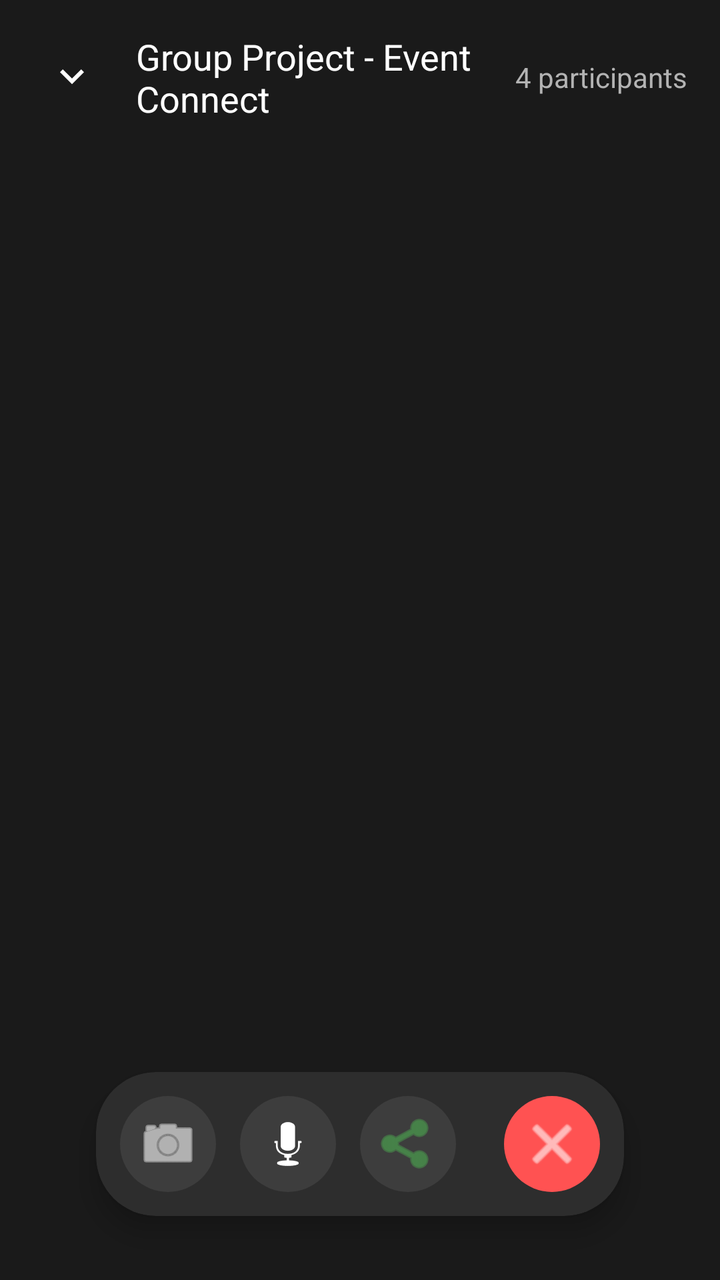
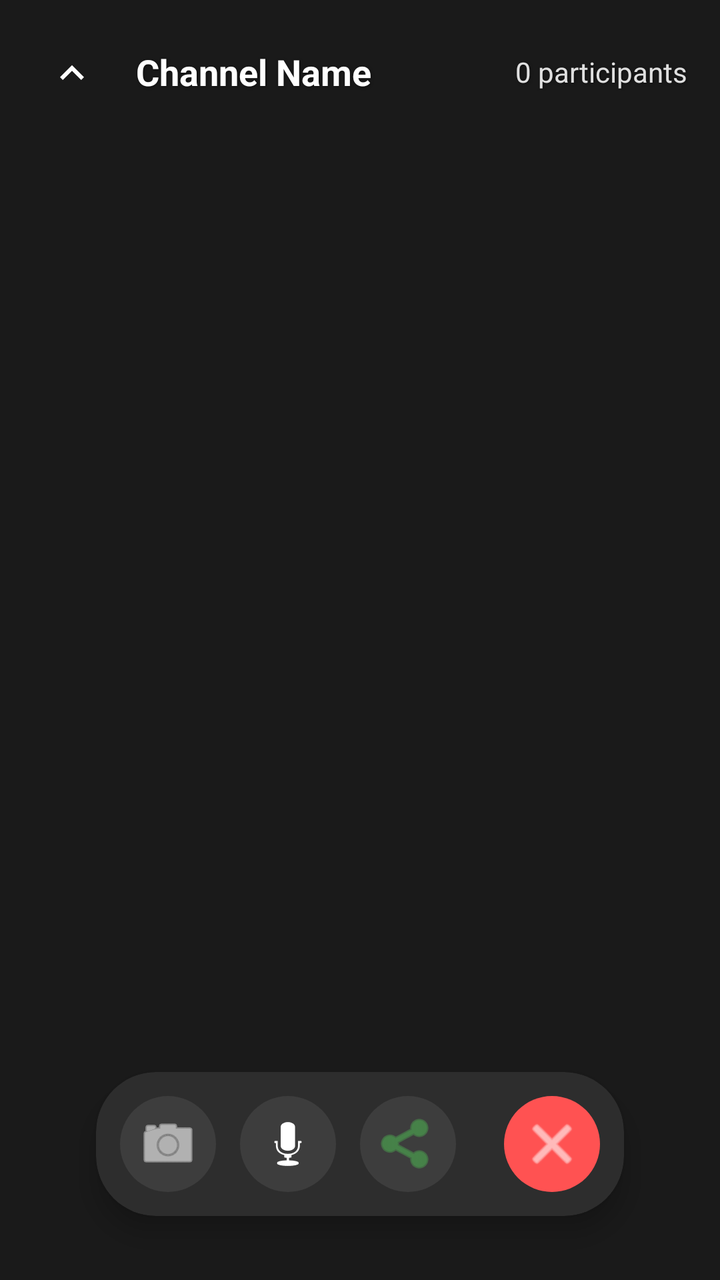

Screens rendered from an Android XML layout before and after an edit, with the pre-edit source and the edit as a unified diff.
<!-- AndroidManifest.xml: application theme Theme.SE114_CallingSystem -->
<!-- res/layout/activity_call_detail.xml -->
<?xml version="1.0" encoding="utf-8"?>
<RelativeLayout xmlns:android="http://schemas.android.com/apk/res/android"
    xmlns:app="http://schemas.android.com/apk/res-auto"
    android:layout_width="match_parent"
    android:layout_height="match_parent"
    android:background="#1A1A1A"> <LinearLayout
    android:id="@+id/main"
    android:layout_width="match_parent"
    android:layout_height="wrap_content"
    android:padding="16dp"
    android:gravity="center_vertical"
    android:orientation="horizontal">

    <ImageButton
        android:id="@+id/btnMinimize"
        android:layout_width="40dp"
        android:layout_height="40dp"
        android:background="?attr/selectableItemBackgroundBorderless"
        android:src="@drawable/icon_expandbutton"
        app:tint="@color/white" />

    <TextView
        android:layout_width="0dp"
        android:layout_height="wrap_content"
        android:layout_weight="1"
        android:text="Group Project - Event Connect"
        android:textColor="@color/white"
        android:textSize="18sp"
        android:layout_marginStart="12dp"/>

    <TextView
        android:layout_width="wrap_content"
        android:layout_height="wrap_content"
        android:text="4 participants"
        android:textColor="#B3B3B3"
        android:textSize="14sp" />
</LinearLayout>

    <androidx.recyclerview.widget.RecyclerView
        android:id="@+id/rvParticipants"
        android:layout_width="match_parent"
        android:layout_height="match_parent"
        android:layout_above="@+id/controlPanel"
        android:layout_below="@+id/callHeader"
        android:padding="8dp" />

    <androidx.cardview.widget.CardView
        android:id="@+id/controlPanel"
        android:layout_width="wrap_content"
        android:layout_height="wrap_content"
        android:layout_alignParentBottom="true"
        android:layout_centerHorizontal="true"
        android:layout_marginBottom="32dp"
        app:cardBackgroundColor="#2D2D2D"
        app:cardCornerRadius="30dp"
        app:cardElevation="8dp">

        <LinearLayout
            android:layout_width="wrap_content"
            android:layout_height="wrap_content"
            android:orientation="horizontal"
            android:padding="12dp">

            <ImageButton
                android:id="@+id/btnToggleVideo"
                android:layout_width="48dp"
                android:layout_height="48dp"
                android:background="@drawable/bg_call_tool"
                android:src="@android:drawable/ic_menu_camera"
                app:tint="@color/white" />

            <ImageButton
                android:id="@+id/btnMute"
                android:layout_width="48dp"
                android:layout_height="48dp"
                android:layout_marginStart="12dp"
                android:background="@drawable/bg_call_tool"
                android:src="@android:drawable/ic_btn_speak_now"
                app:tint="@color/white" />

            <ImageButton
                android:id="@+id/btnShareScreen"
                android:layout_width="48dp"
                android:layout_height="48dp"
                android:layout_marginStart="12dp"
                android:background="@drawable/bg_call_tool"
                android:src="@android:drawable/ic_menu_share"
                app:tint="#4CAF50" />
            <ImageButton
            android:id="@+id/btnEndCall"
            android:layout_width="48dp"
            android:layout_height="48dp"
            android:layout_marginStart="24dp"
            android:background="@drawable/bg_circle_end_call"
            android:src="@android:drawable/ic_menu_close_clear_cancel"
            app:tint="@color/white" />

        </LinearLayout>
    </androidx.cardview.widget.CardView>

</RelativeLayout>
<!-- resources referenced by this layout -->
<resources>
  <color name="white">#FFFFFFFF</color>
  <!-- drawable bg_call_tool (drawable) -->
  <?xml version="1.0" encoding="utf-8"?>
  <ripple xmlns:android="http://schemas.android.com/apk/res/android"
      android:color="#4DFFFFFF"> <item>
      <shape android:shape="oval">
          <solid android:color="#3D3D3D" /> <size android:width="48dp" android:height="48dp" />
      </shape>
  </item>
  </ripple>
  <!-- drawable bg_circle_end_call (drawable) -->
  <?xml version="1.0" encoding="utf-8"?>
  <ripple xmlns:android="http://schemas.android.com/apk/res/android"
      android:color="#4DFFFFFF">
      <item>
          <shape android:shape="oval">
              <solid android:color="#FF5252" /> <size android:width="56dp" android:height="56dp" />
          </shape>
      </item>
  </ripple>
  <!-- drawable icon_expandbutton (drawable) -->
  <vector xmlns:android="http://schemas.android.com/apk/res/android"
      android:width="24dp"
      android:height="24dp"
      android:viewportWidth="960"
      android:viewportHeight="960">
    <path
        android:pathData="M480,616 L240,376l56,-56 184,184 184,-184 56,56 -240,240Z"
        android:fillColor="#000000"/>
  </vector>
  <style name="Theme.SE114_CallingSystem" parent="Base.Theme.SE114_CallingSystem" />
  <style name="Base.Theme.SE114_CallingSystem" parent="Theme.Material3.DayNight.NoActionBar">
          
          
      </style>
</resources>

<!-- the commit's change to res/layout/activity_call_detail.xml (unified diff, before → after) -->
@@ -3,46 +3,61 @@
     xmlns:app="http://schemas.android.com/apk/res-auto"
     android:layout_width="match_parent"
     android:layout_height="match_parent"
-    android:background="#1A1A1A"> <LinearLayout
-    android:id="@+id/main"
-    android:layout_width="match_parent"
-    android:layout_height="wrap_content"
-    android:padding="16dp"
-    android:gravity="center_vertical"
-    android:orientation="horizontal">
-
-    <ImageButton
-        android:id="@+id/btnMinimize"
-        android:layout_width="40dp"
-        android:layout_height="40dp"
-        android:background="?attr/selectableItemBackgroundBorderless"
-        android:src="@drawable/icon_expandbutton"
-        app:tint="@color/white" />
-
-    <TextView
-        android:layout_width="0dp"
-        android:layout_height="wrap_content"
-        android:layout_weight="1"
-        android:text="Group Project - Event Connect"
-        android:textColor="@color/white"
-        android:textSize="18sp"
-        android:layout_marginStart="12dp"/>
-
-    <TextView
-        android:layout_width="wrap_content"
-        android:layout_height="wrap_content"
-        android:text="4 participants"
-        android:textColor="#B3B3B3"
-        android:textSize="14sp" />
-</LinearLayout>
+    android:background="#1A1A1A">
 
     <androidx.recyclerview.widget.RecyclerView
         android:id="@+id/rvParticipants"
         android:layout_width="match_parent"
         android:layout_height="match_parent"
-        android:layout_above="@+id/controlPanel"
-        android:layout_below="@+id/callHeader"
-        android:padding="8dp" />
+        android:clipToPadding="false"
+        android:paddingTop="70dp"
+        android:paddingBottom="100dp"
+        android:paddingHorizontal="4dp"/>
+
+    <LinearLayout
+        android:id="@+id/callHeader"
+        android:layout_width="match_parent"
+        android:layout_height="wrap_content"
+        android:layout_alignParentTop="true"
+        android:background="@android:color/transparent" android:gravity="center_vertical"
+        android:orientation="horizontal"
+        android:padding="16dp">
+
+        <ImageButton
+            android:id="@+id/btnMinimize"
+            android:layout_width="40dp"
+            android:layout_height="40dp"
+            android:background="?attr/selectableItemBackgroundBorderless"
+            android:src="@drawable/icon_expandbutton"
+            android:rotation="180"
+            app:tint="@color/white" />
+
+        <TextView
+            android:id="@+id/tvCallChannelName"
+            android:layout_width="0dp"
+            android:layout_height="wrap_content"
+            android:layout_marginStart="12dp"
+            android:layout_weight="1"
+            android:text="Channel Name"
+            android:textColor="@color/white"
+            android:textSize="18sp"
+            android:textStyle="bold"
+            android:shadowColor="#80000000" android:shadowDx="1"
+            android:shadowDy="1"
+            android:shadowRadius="3" />
+
+        <TextView
+            android:id="@+id/tvParticipantCount"
+            android:layout_width="wrap_content"
+            android:layout_height="wrap_content"
+            android:text="0 participants"
+            android:textColor="#E0E0E0"
+            android:textSize="14sp"
+            android:shadowColor="#80000000"
+            android:shadowDx="1"
+            android:shadowDy="1"
+            android:shadowRadius="3" />
+    </LinearLayout>
 
     <androidx.cardview.widget.CardView
         android:id="@+id/controlPanel"
@@ -86,14 +101,15 @@
                 android:background="@drawable/bg_call_tool"
                 android:src="@android:drawable/ic_menu_share"
                 app:tint="#4CAF50" />
+
             <ImageButton
-            android:id="@+id/btnEndCall"
-            android:layout_width="48dp"
-            android:layout_height="48dp"
-            android:layout_marginStart="24dp"
-            android:background="@drawable/bg_circle_end_call"
-            android:src="@android:drawable/ic_menu_close_clear_cancel"
-            app:tint="@color/white" />
+                android:id="@+id/btnEndCall"
+                android:layout_width="48dp"
+                android:layout_height="48dp"
+                android:layout_marginStart="24dp"
+                android:background="@drawable/bg_circle_end_call"
+                android:src="@android:drawable/ic_menu_close_clear_cancel"
+                app:tint="@color/white" />
 
         </LinearLayout>
     </androidx.cardview.widget.CardView>
